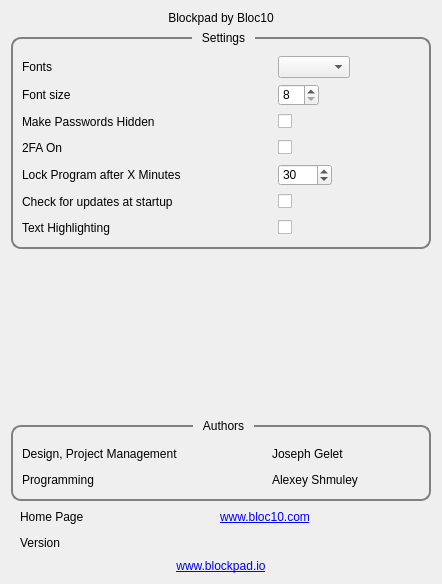
First picture: the form in settingswgt.ui, repository Bloc10FinTech/blockpad, before the edit.
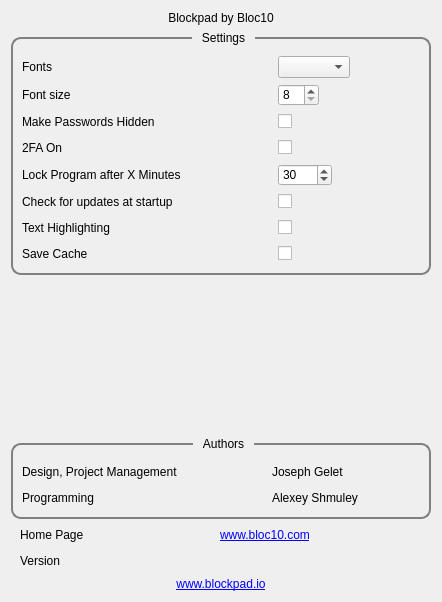
Second picture: the form after the edit.

Commit message: add backup without temporary credentionals + save cache in name.bloc

Patch:
```diff
--- a/settingswgt.ui
+++ b/settingswgt.ui
@@ -468,6 +468,70 @@
         </item>
        </layout>
       </item>
+      <item>
+       <layout class="QHBoxLayout" name="horizontalLayout_13">
+        <item>
+         <widget class="QLabel" name="labelSaveCache">
+          <property name="sizePolicy">
+           <sizepolicy hsizetype="Preferred" vsizetype="Preferred">
+            <horstretch>0</horstretch>
+            <verstretch>0</verstretch>
+           </sizepolicy>
+          </property>
+          <property name="minimumSize">
+           <size>
+            <width>250</width>
+            <height>0</height>
+           </size>
+          </property>
+          <property name="maximumSize">
+           <size>
+            <width>16777215</width>
+            <height>16777215</height>
+           </size>
+          </property>
+          <property name="text">
+           <string>Save Cache</string>
+          </property>
+         </widget>
+        </item>
+        <item>
+         <widget class="QCheckBox" name="checkBoxSaveCache">
+          <property name="sizePolicy">
+           <sizepolicy hsizetype="Minimum" vsizetype="Fixed">
+            <horstretch>0</horstretch>
+            <verstretch>0</verstretch>
+           </sizepolicy>
+          </property>
+          <property name="minimumSize">
+           <size>
+            <width>0</width>
+            <height>0</height>
+           </size>
+          </property>
+          <property name="text">
+           <string/>
+          </property>
+          <property name="checked">
+           <bool>false</bool>
+          </property>
+         </widget>
+        </item>
+        <item>
+         <spacer name="horizontalSpacer_17">
+          <property name="orientation">
+           <enum>Qt::Horizontal</enum>
+          </property>
+          <property name="sizeHint" stdset="0">
+           <size>
+            <width>40</width>
+            <height>20</height>
+           </size>
+          </property>
+         </spacer>
+        </item>
+       </layout>
+      </item>
      </layout>
     </widget>
    </item>
```
The commit also changes 13 other files.
